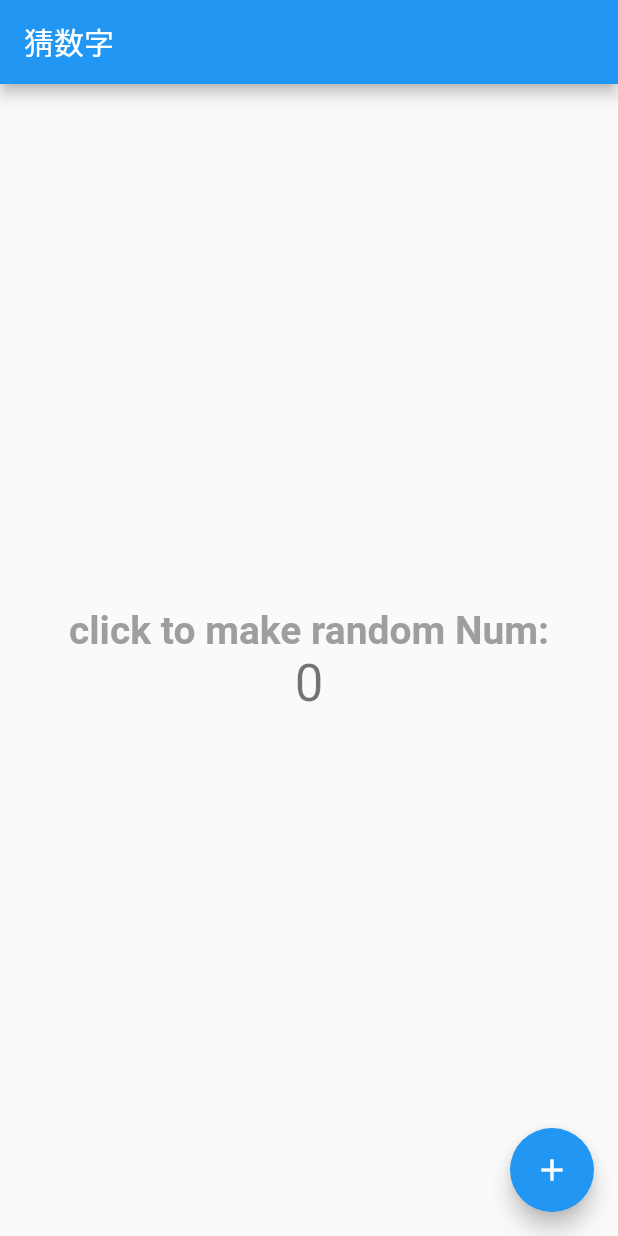
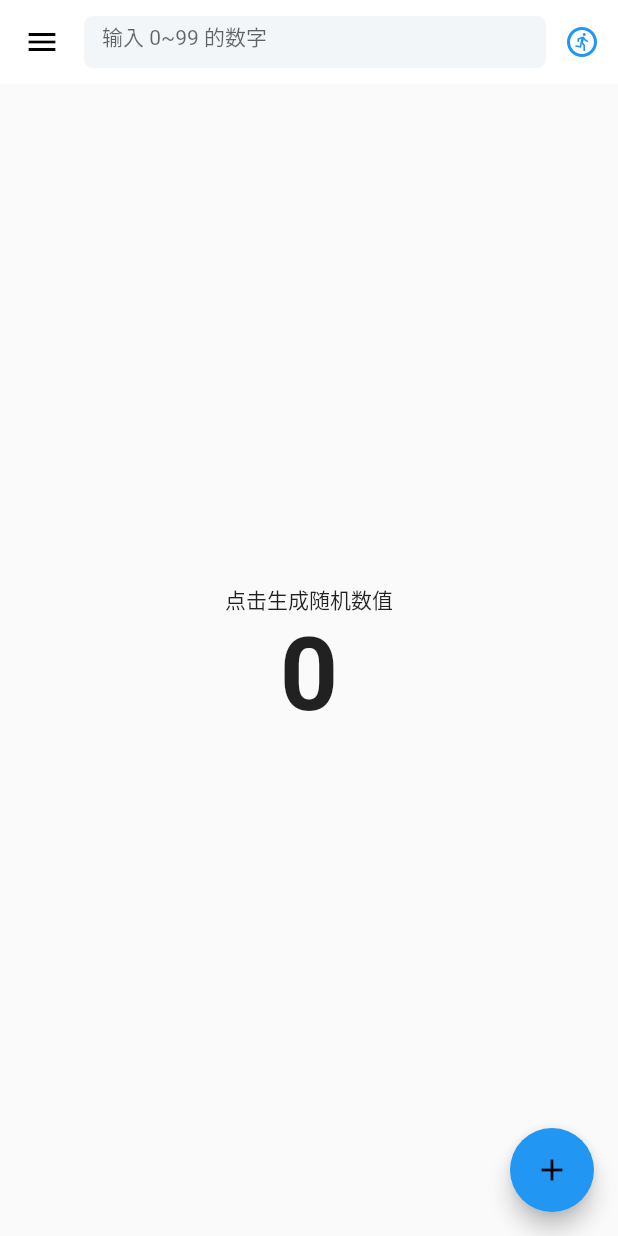
Before and after one commit to RosieAlan/learn_flutter, a Flutter app: the screen it shows after launch, on a phone screen of 412 x 824 dp. Run offline on Flutter 3.47's test engine with Material 2 defaults, Android fonts, the phone set to English and light mode, and no system bars.

Commit message:
状态数据与界面更新

```diff
--- /dev/null
+++ b/lib/guess/guess_app_bar.dart
@@ -0,0 +1,52 @@
+import 'package:flutter/material.dart';
+import 'package:flutter/services.dart';
+
+class GuessAppBar extends StatelessWidget implements PreferredSizeWidget{
+
+  final VoidCallback onCheck;
+  final TextEditingController controller;
+  const GuessAppBar({Key? key,required this.onCheck,required this.controller}) : super(key: key);
+
+  @override
+  Widget build(BuildContext context) {
+    return AppBar(
+      systemOverlayStyle: const SystemUiOverlayStyle(
+          statusBarIconBrightness: Brightness.dark,
+          statusBarColor: Colors.transparent),
+      // leadingWidth: 54,
+      titleSpacing: 0,
+      leading: Icon(
+        Icons.menu,
+        color: Colors.black,
+      ),
+      actions: [
+        IconButton(
+            splashRadius: 20,
+            onPressed: onCheck,
+            icon: Icon(
+              Icons.run_circle_outlined,
+              color: Colors.blue,
+            ))
+      ],
+      backgroundColor: Colors.white,
+      elevation: 0,
+      title: TextField(
+        controller: controller,
+        keyboardType: TextInputType.number,
+        decoration: InputDecoration(
+            filled: true,
+            fillColor: Color(0xffF3F6F9),
+            constraints: BoxConstraints(maxHeight: 35),
+            border: UnderlineInputBorder(
+              borderSide: BorderSide.none,
+              borderRadius: BorderRadius.all(Radius.circular(6)),
+            ),
+            hintText: "输入 0~99 的数字",
+            hintStyle: TextStyle(fontSize: 14)),
+      ),
+    );
+  }
+
+  @override
+  Size get preferredSize => const Size.fromHeight(kToolbarHeight);
+}
--- a/lib/guess/guess_page.dart
+++ b/lib/guess/guess_page.dart
@@ -1,5 +1,8 @@
 import 'package:flutter/material.dart';
 import 'dart:math';
+import 'result_notice.dart';
+import 'package:flutter/services.dart';
+import 'guess_app_bar.dart';
 class GuessPage extends StatefulWidget {
   const GuessPage({super.key, required this.title});
   final String title;
@@ -9,40 +12,59 @@ class GuessPage extends StatefulWidget {
 }
 class _GuessPageState extends State<GuessPage> {
   int _value = 0;
+  bool _guessing = false;
   Random _random = Random();
+  TextEditingController _guessCtrl =TextEditingController();
   void _generateRandomValue() {
     setState(() {
+      _guessing = true; // 点击按钮时，表示游戏开始
       _value=_random.nextInt(100);
-
     });
+  }
+  void _onCheck(){
+    print("---check $_value,猜的数字是${_guessCtrl.text}");
   }
 
   @override
+  void dispose() {
+    // TODO: implement dispose
+    _guessCtrl.dispose();//输入控制器有销毁的方法，需要覆写状态类的 dispose 方法，调用一下：
+    // 也不知道为啥复写一下
+    super.dispose();
+  }
+  @override
   Widget build(BuildContext context) {
     return Scaffold(
-      appBar: AppBar(
-        title: Text(widget.title),
+      appBar:GuessAppBar(
+        onCheck: _onCheck,
+        controller: _guessCtrl,
       ),
-      body: Center(
+      body:Stack(
+        children: [
+          // Column(
+          //   children: [
+          //     resultNotice(color:Colors.greenAccent,info:'大了'),
+          //     resultNotice(color:Colors.blueAccent,info:'小了'),
+          //   ],
+          // ),
+          Center(
             child: Column(
               mainAxisAlignment: MainAxisAlignment.center,
               children: <Widget>[
-            const Text(
-              'click to make random Num:',
-              style:TextStyle(
-                  fontWeight: FontWeight.bold,
-                  fontSize: 26,
-                  color:Colors.grey ),
-            ),
+                if(!_guessing)
+                  const Text('点击生成随机数值',),
                 Text(
-              '$_value',
-              style: Theme.of(context).textTheme.headlineMedium,
+                  _guessing ? '**' : '$_value',
+                  style: const TextStyle(fontSize: 68, fontWeight: FontWeight.bold),
                 ),
               ],
             ),
           ),
+        ],
+      ),
       floatingActionButton: FloatingActionButton(
-        onPressed: _generateRandomValue,
+        onPressed: _guessing ? null : _generateRandomValue,
+        backgroundColor: _guessing ? Colors.grey : Colors.blue,
         tooltip: 'Increment',
         child: const Icon(Icons.add),
       ), // This trailing comma makes auto-formatting nicer for build methods.
--- a/lib/main.dart
+++ b/lib/main.dart
@@ -1,6 +1,7 @@
 import 'package:flutter/material.dart';
 import 'counter/counter_page.dart';
 import 'guess/guess_page.dart';
+import 'package:flutter/src/material/colors.dart';
 void main() {
   runApp(const MyApp());
 }
@@ -13,7 +14,7 @@ class MyApp extends StatelessWidget {
     return MaterialApp(
       title: 'Flutter Demo',
       theme: ThemeData(
-        primarySwatch: Colors.blue,
+        primarySwatch: Colors.grey,
       ),
       home: const GuessPage(title: '猜数字'),
     );
```
Also changed, not shown: lib/counter/counter_page.dart (+26 -1 lines), lib/guess/result_notice.dart (added, +28 -0 lines), 1 other file. Lines whose indentation alone changed are shown as unchanged.
